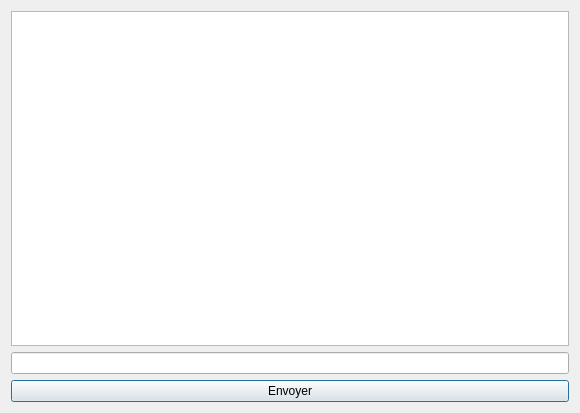
Qt form chat.ui (houas6/Smart-Recruit-help-center) before a commit.
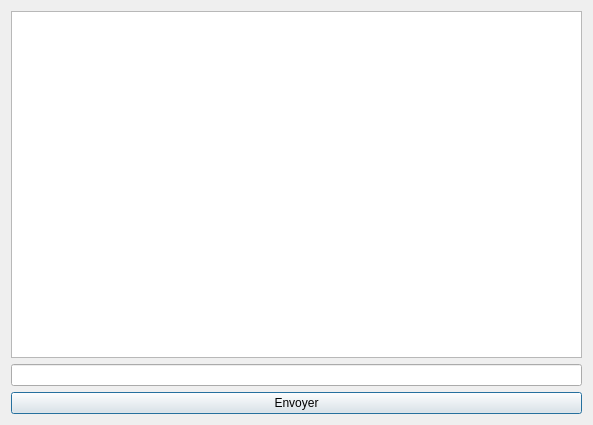
The same form after that commit.

The edit to the form file:
```diff
--- a/chat.ui
+++ b/chat.ui
@@ -6,8 +6,8 @@
    <rect>
     <x>0</x>
     <y>0</y>
-    <width>580</width>
-    <height>413</height>
+    <width>593</width>
+    <height>425</height>
    </rect>
   </property>
   <property name="windowTitle">
```
